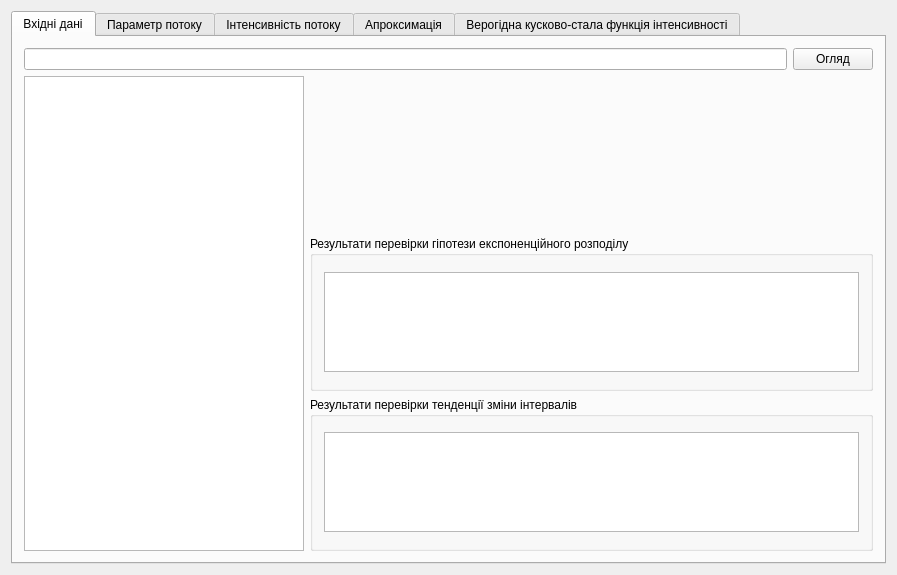
ospodinets/tmolab, file lb1/lb1.ui: the form before one commit.
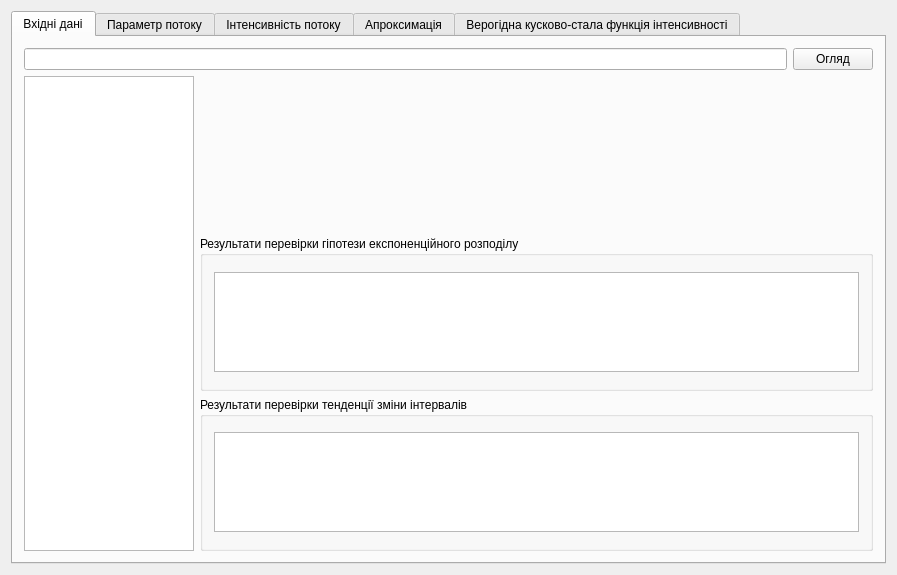
The form after the commit. Custom widgets are drawn as their Qt base class.

The edit to the form file:
```diff
--- a/lb1/lb1.ui
+++ b/lb1/lb1.ui
@@ -57,13 +57,13 @@
             </property>
             <property name="minimumSize">
              <size>
-              <width>280</width>
+              <width>170</width>
               <height>0</height>
              </size>
             </property>
             <property name="maximumSize">
              <size>
-              <width>280</width>
+              <width>170</width>
               <height>16777215</height>
              </size>
             </property>
```
